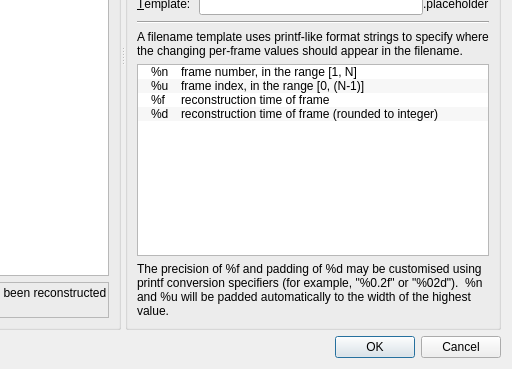
Qt form src/qt-widgets/ConfigureExportParametersDialogUi.ui (GPlates/GPlates) before a commit; both pictures show x 268 to 780 and y 231 to 600 of the 780 by 600 pixel window.
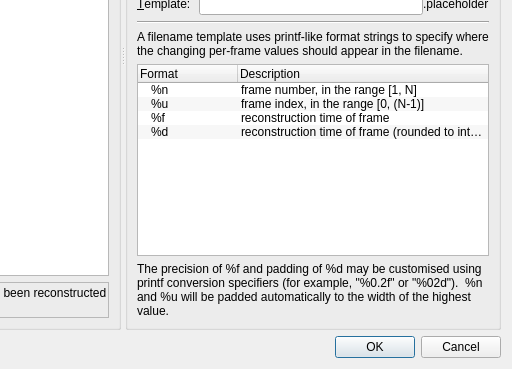
The same form after that commit.

Commit message: (trunk) Fixes to the Export and Add Data to Export dialogs, due to limitations in the Qt 4.4 designer.

Patch:
```diff
--- a/src/qt-widgets/ConfigureExportParametersDialogUi.ui
+++ b/src/qt-widgets/ConfigureExportParametersDialogUi.ui
@@ -64,8 +64,8 @@
        </item>
       </layout>
      </widget>
-     <widget class="QWidget" name="">
-      <layout class="QVBoxLayout" name="verticalLayout_3">
+     <widget class="QWidget" name="layoutWidget" >
+      <layout class="QVBoxLayout" name="verticalLayout_3" >
        <item>
         <widget class="QGroupBox" name="groupBox_2">
          <property name="sizePolicy">
@@ -183,15 +183,6 @@
             <property name="itemsExpandable">
              <bool>false</bool>
             </property>
-            <attribute name="headerVisible">
-             <bool>false</bool>
-            </attribute>
-            <attribute name="headerDefaultSectionSize">
-             <number>40</number>
-            </attribute>
-            <attribute name="headerMinimumSectionSize">
-             <number>40</number>
-            </attribute>
             <column>
              <property name="text">
               <string>Format</string>
```
Left out of the diff: 153 changed lines with no effect on the pictures. The commit also changes 3 other files.
